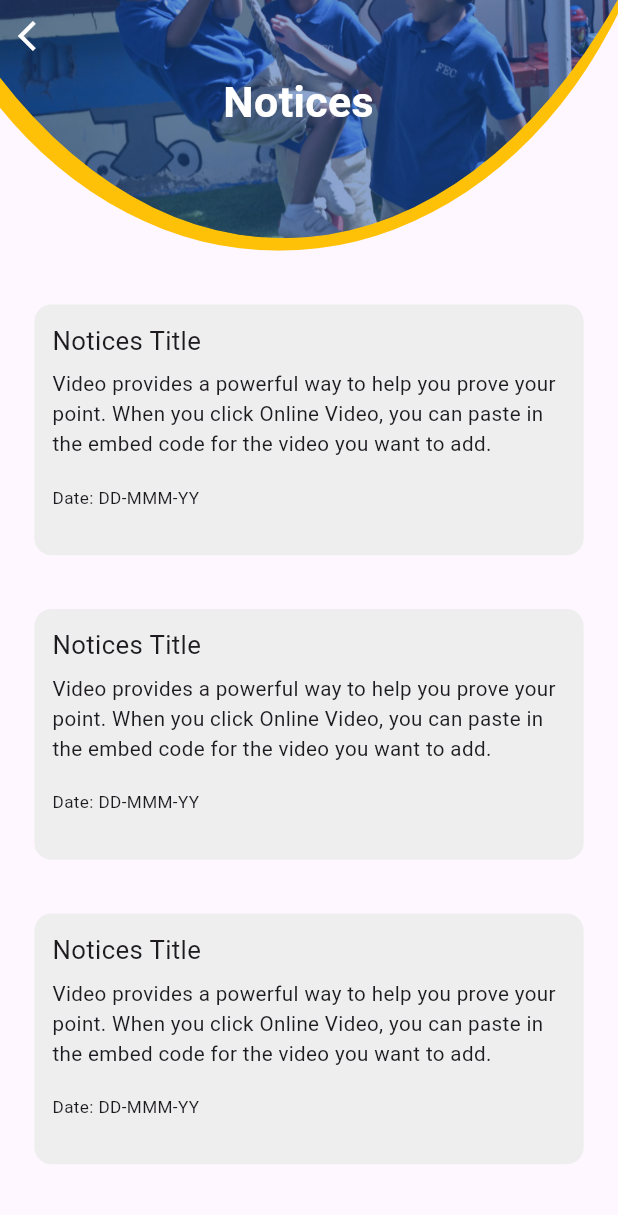
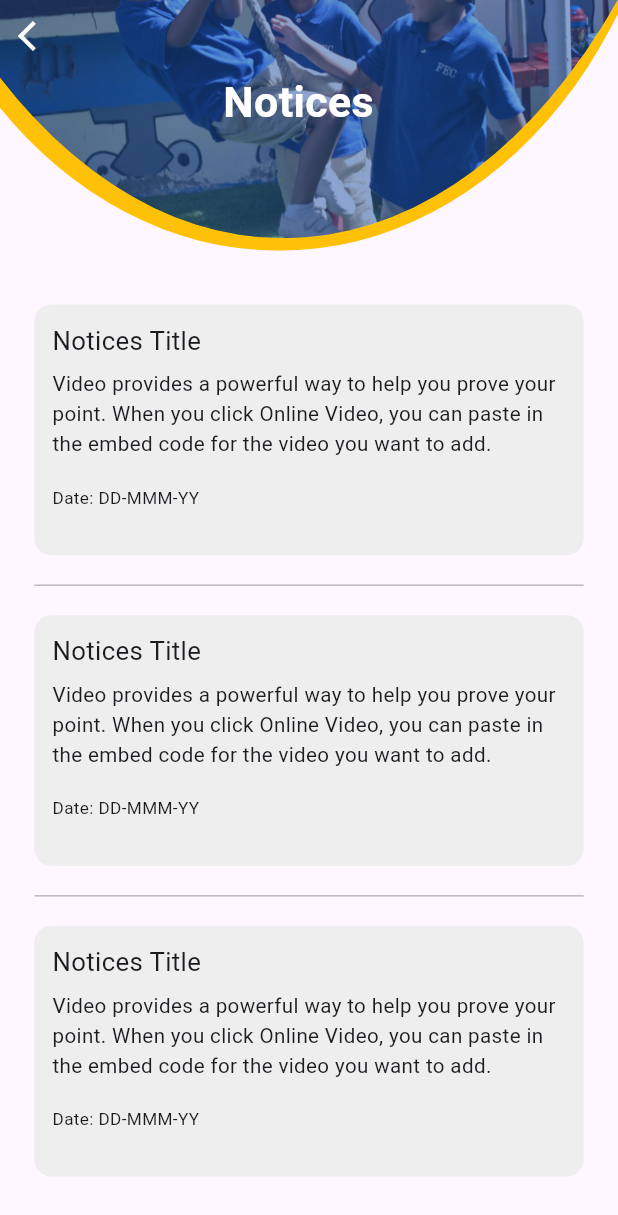
Before and after one commit to rekhan249/fec-school-app, a Flutter app: the EventScreen screen opened by its route, after a tap on the "arrow back ios" icon, after a tap on "Notices", on a phone screen of 412 x 824 dp. Shown: the top 1215 px of the screen. Run offline on Flutter 3.47's test engine with Material 2 defaults, Android fonts, the phone set to English and light mode, and no system bars; our stand-ins replace cloud_firestore, firebase_auth, flutter_screenutil, fluttertoast, page_transition, swipeable_button_view and 1 more; accounts and stored records are empty.

Commit message:
further improve

```diff
--- a/lib/screen_pages/dashboard.dart
+++ b/lib/screen_pages/dashboard.dart
@@ -103,10 +103,8 @@ class _DashBoardState extends State<DashBoard> {
                           ),
                           child: IconButton(
                               onPressed: () {},
-                              icon: Image.asset(
-                                'assets/images/phone.png',
-                                color: Colors.white,
-                              )),
+                              icon: Image.asset('assets/images/phone.png',
+                                  color: Colors.white)),
                         ),
                       ),
                       Positioned(
--- a/lib/screen_pages/events.dart
+++ b/lib/screen_pages/events.dart
@@ -127,7 +127,12 @@ class _EventScreenState extends State<EventScreen> {
                   ),
                 ),
               ),
-              SizedBox(height: 30.h),
+              SizedBox(height: 10.h),
+              Padding(
+                padding: EdgeInsets.symmetric(horizontal: 20.w),
+                child: const Divider(color: Colors.black26),
+              ),
+              SizedBox(height: 10.h),
               Padding(
                 padding: EdgeInsets.symmetric(horizontal: 20.w),
                 child: GestureDetector(
@@ -165,7 +170,12 @@ class _EventScreenState extends State<EventScreen> {
                   ),
                 ),
               ),
-              SizedBox(height: 30.h),
+              SizedBox(height: 10.h),
+              Padding(
+                padding: EdgeInsets.symmetric(horizontal: 20.w),
+                child: const Divider(color: Colors.black26),
+              ),
+              SizedBox(height: 10.h),
               Padding(
                 padding: EdgeInsets.symmetric(horizontal: 20.w),
                 child: GestureDetector(
--- a/lib/screen_pages/login_screen.dart
+++ b/lib/screen_pages/login_screen.dart
@@ -149,7 +149,7 @@ class _LoginScreenState extends State<LoginScreen> {
                                 width: double.infinity.w,
                                 child: Padding(
                                   padding:
-                                      EdgeInsets.symmetric(horizontal: 10.w),
+                                      EdgeInsets.symmetric(horizontal: 60.w),
                                   child: TextButton(
 
                                       /// resume it when use
--- a/lib/screen_pages/notices.dart
+++ b/lib/screen_pages/notices.dart
@@ -127,7 +127,12 @@ class _NoticesScreenState extends State<NoticesScreen> {
                   ),
                 ),
               ),
-              SizedBox(height: 30.h),
+              SizedBox(height: 10.h),
+              Padding(
+                padding: EdgeInsets.symmetric(horizontal: 20.w),
+                child: const Divider(color: Colors.black26),
+              ),
+              SizedBox(height: 10.h),
               Padding(
                 padding: EdgeInsets.symmetric(horizontal: 20.w),
                 child: GestureDetector(
@@ -165,7 +170,12 @@ class _NoticesScreenState extends State<NoticesScreen> {
                   ),
                 ),
               ),
-              SizedBox(height: 30.h),
+              SizedBox(height: 10.h),
+              Padding(
+                padding: EdgeInsets.symmetric(horizontal: 20.w),
+                child: const Divider(color: Colors.black26),
+              ),
+              SizedBox(height: 10.h),
               Padding(
                 padding: EdgeInsets.symmetric(horizontal: 20.w),
                 child: GestureDetector(
--- a/lib/screen_pages/reset_password.dart
+++ b/lib/screen_pages/reset_password.dart
@@ -59,7 +59,7 @@ class _ResetPasswordState extends State<ResetPassword> {
                                 width: double.infinity.w,
                                 child: Padding(
                                   padding:
-                                      EdgeInsets.symmetric(horizontal: 10.w),
+                                      EdgeInsets.symmetric(horizontal: 60.w),
                                   child: TextButton(
                                       onPressed: () {
                                         Navigator.pushNamed(
--- a/lib/screen_pages/save_password.dart
+++ b/lib/screen_pages/save_password.dart
@@ -81,7 +81,7 @@ class _SavePasswordState extends State<SavePassword> {
                                 width: double.infinity.w,
                                 child: Padding(
                                   padding:
-                                      EdgeInsets.symmetric(horizontal: 10.w),
+                                      EdgeInsets.symmetric(horizontal: 60.w),
                                   child: TextButton(
                                       onPressed: () {
                                         Navigator.pushNamed(
--- a/lib/screen_pages/signup_screen.dart
+++ b/lib/screen_pages/signup_screen.dart
@@ -158,7 +158,7 @@ class _SignUpScreenState extends State<SignUpScreen> {
                                   width: double.infinity.w,
                                   child: Padding(
                                     padding:
-                                        EdgeInsets.symmetric(horizontal: 10.w),
+                                        EdgeInsets.symmetric(horizontal: 60.w),
                                     child: TextButton(
                                         // resume when use
                                         // onPressed: () =>
```
Also changed, not shown: lib/screen_pages/forms.dart (+12 -2 lines).
